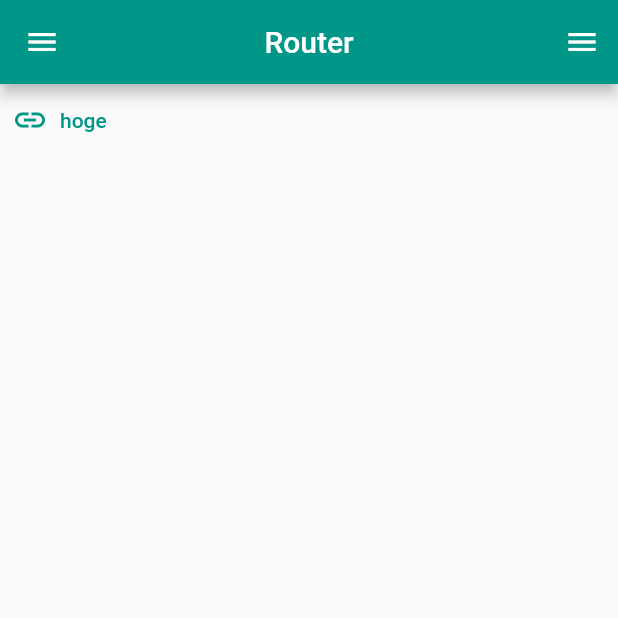
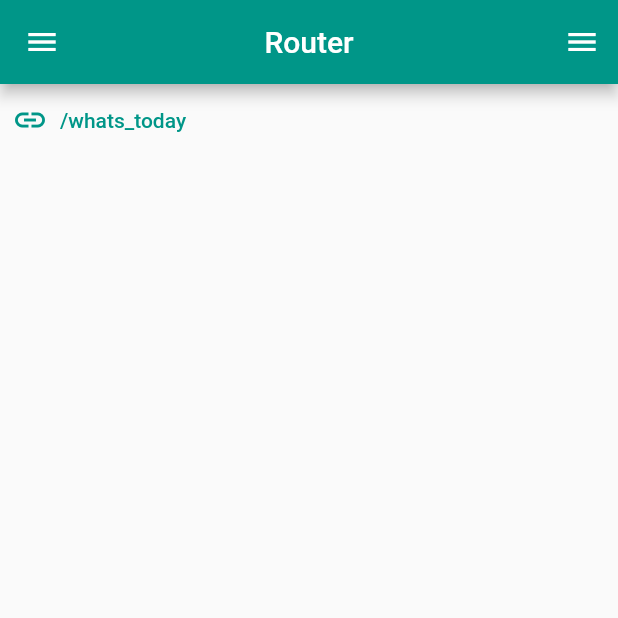
Before and after one commit to RuiOkazaki/flutter_practice_introduction, a Flutter app: the screen it shows after launch, on a phone screen of 412 x 824 dp, the top half of it. Run offline on Flutter 3.47's test engine with Material 2 defaults, Android fonts, the phone set to English and light mode, and no system bars.

Commit message:
feat: link components

```diff
--- /dev/null
+++ b/lib/components/link.dart
@@ -0,0 +1,13 @@
+import 'package:flutter/material.dart';
+
+Widget genLink(BuildContext context, String path) {
+  return TextButton.icon(
+      onPressed: () {
+        Navigator.pushNamed(context, path);
+      },
+      icon: const Icon(
+        Icons.link,
+        size: 24,
+      ),
+      label: Text(path));
+}
--- a/lib/pages/my_home_page.dart
+++ b/lib/pages/my_home_page.dart
@@ -1,5 +1,6 @@
 import 'package:flutter/material.dart';
 import 'package:flutter_practice_introduction/components/header.dart';
+import 'package:flutter_practice_introduction/components/link.dart';
 
 class MyHomePage extends StatelessWidget {
   const MyHomePage({super.key});
@@ -11,13 +12,7 @@ class MyHomePage extends StatelessWidget {
       body: Column(
         crossAxisAlignment: CrossAxisAlignment.center,
         children: [
-          TextButton.icon(
-              onPressed: () {},
-              icon: const Icon(
-                Icons.link,
-                size: 24,
-              ),
-              label: const Text("hoge")),
+          genLink(context, "/whats_today"),
         ],
       ),
       drawer: const Drawer(
--- a/pubspec.yaml
+++ b/pubspec.yaml
@@ -32,10 +32,11 @@ dependencies:
   flutter:
     sdk: flutter
 
-
   # The following adds the Cupertino Icons font to your application.
   # Use with the CupertinoIcons class for iOS style icons.
   cupertino_icons: ^1.0.2
+  url_launcher: ^6.1.5
+  intl: ^0.17.0
 
 dev_dependencies:
   flutter_test:
@@ -53,7 +54,6 @@ dev_dependencies:
 
 # The following section is specific to Flutter packages.
 flutter:
-
   # The following line ensures that the Material Icons font is
   # included with your application, so that you can use the icons in
   # the material Icons class.
```
Also changed, not shown: pubspec.lock, 14 other files.
